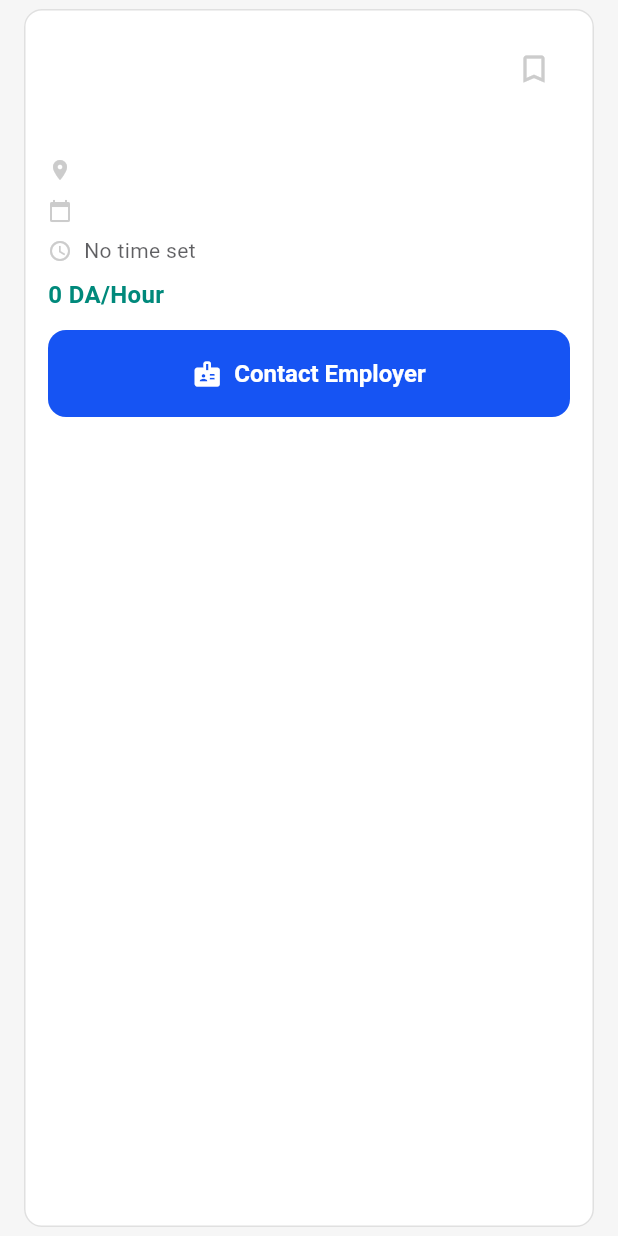
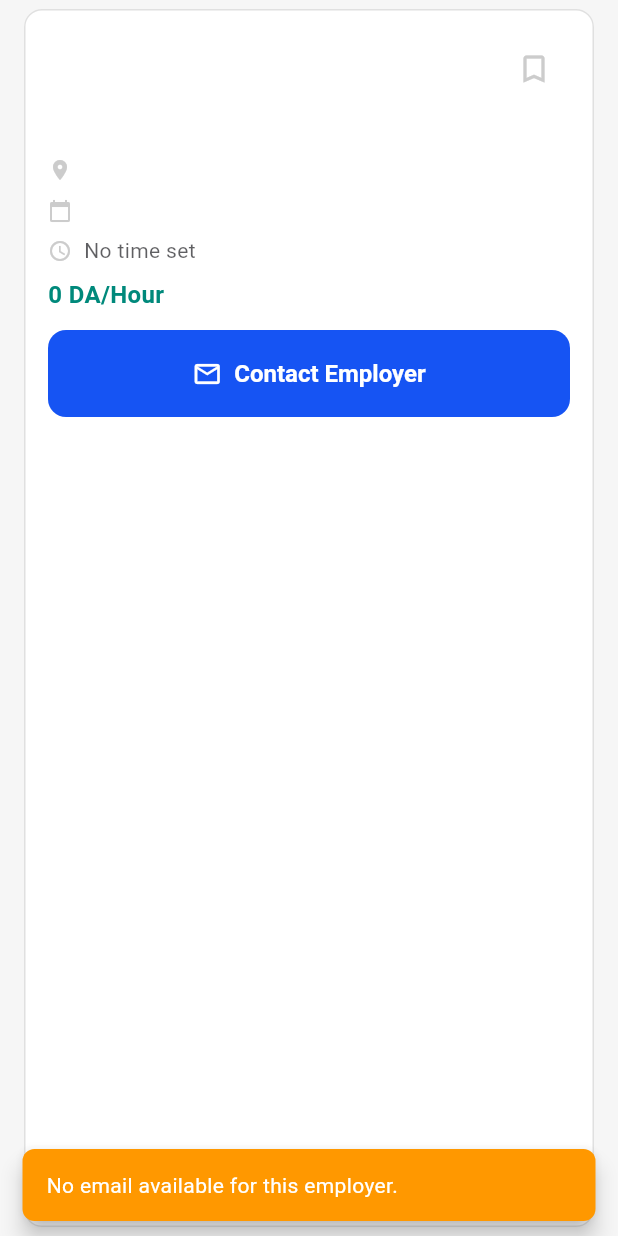
Before and after one commit to Mekbal-imad/test, a Flutter app: the JobFeedCard widget shown alone on an empty page, opened directly with empty values, after a tap on "Contact Employer", on a phone screen of 412 x 824 dp. Run offline on Flutter 3.47's test engine with Material 3 defaults, Android fonts, the phone set to English and light mode, and no system bars; our stand-ins replace dio, image_picker, open_file, permission_handler; accounts and stored records are empty; network calls fail.

Commit message:
add contacting with email

```diff
--- /dev/null
+++ b/frontend/lib/utils/email_helper.dart
@@ -0,0 +1,78 @@
+import 'package:url_launcher/url_launcher.dart';
+
+/// Result of attempting to contact employer via email
+enum EmailContactResult {
+  success,
+  noEmailProvided,
+  invalidEmailFormat,
+  noEmailAppInstalled,
+  unknownError,
+}
+
+class EmailHelper {
+  /// Attempts to open email app with pre-filled message
+  ///
+  /// Returns a [EmailContactResult] indicating what happened
+  static Future<EmailContactResult> contactEmployer({
+    required String? email,
+    String subject = 'Job Inquiry',
+    String body =
+        'Hello, I am interested in your job posting. Please provide more details.',
+  }) async {
+    // Check 1: No email provided
+    if (email == null || email.isEmpty) {
+      return EmailContactResult.noEmailProvided;
+    }
+
+    // Check 2: Invalid email format (basic validation)
+    if (!_isValidEmail(email)) {
+      return EmailContactResult.invalidEmailFormat;
+    }
+
+    final emailUrl = Uri.parse(
+      'mailto:$email?subject=${Uri.encodeComponent(subject)}&body=${Uri.encodeComponent(body)}',
+    );
+
+    // Check 3: Can the device handle this URL?
+    final canLaunch = await canLaunchUrl(emailUrl);
+    if (!canLaunch) {
+      return EmailContactResult.noEmailAppInstalled;
+    }
+
+    // Check 4: Try to launch
+    try {
+      final launched = await launchUrl(
+        emailUrl,
+        mode: LaunchMode.externalApplication,
+      );
+      return launched
+          ? EmailContactResult.success
+          : EmailContactResult.unknownError;
+    } catch (_) {
+      return EmailContactResult.unknownError;
+    }
+  }
+
+  /// Basic email format validation
+  static bool _isValidEmail(String email) {
+    // Simple regex: must have @ and . after @
+    final regex = RegExp(r'^[^@]+@[^@]+\.[^@]+');
+    return regex.hasMatch(email);
+  }
+
+  /// Returns user-friendly message for each result
+  static String getMessage(EmailContactResult result) {
+    switch (result) {
+      case EmailContactResult.success:
+        return ''; // No message needed
+      case EmailContactResult.noEmailProvided:
+        return 'No email available for this employer.';
+      case EmailContactResult.invalidEmailFormat:
+        return 'Invalid email format for this employer. Please contact them through other means.';
+      case EmailContactResult.noEmailAppInstalled:
+        return 'No email app found. Please install Gmail or another email app.';
+      case EmailContactResult.unknownError:
+        return 'Could not open email app. Please check your email settings.';
+    }
+  }
+}
--- a/frontend/lib/widgets/cards/job_feed_card.dart
+++ b/frontend/lib/widgets/cards/job_feed_card.dart
@@ -1,6 +1,7 @@
 import 'package:flutter/material.dart';
 import 'package:job_bit/models/job_model.dart';
 import 'package:job_bit/services/job_service.dart';
+import 'package:job_bit/utils/email_helper.dart';
 
 class JobFeedCard extends StatefulWidget {
   final Job job;
@@ -12,6 +13,21 @@ class JobFeedCard extends StatefulWidget {
 
 class _JobFeedCardState extends State<JobFeedCard> {
   final JobService _jobService = JobService();
+
+  // Helper: Choose SnackBar color based on error type
+  Color _getErrorColor(EmailContactResult result) {
+    switch (result) {
+      case EmailContactResult.noEmailProvided:
+        return Colors.orange; // Warning: no email
+      case EmailContactResult.invalidEmailFormat:
+        return Colors.orange; // Warning: bad format
+      case EmailContactResult.noEmailAppInstalled:
+        return Colors.blue; // Info: install app
+      case EmailContactResult.unknownError:
+      default:
+        return Colors.red; // Error: something went wrong
+    }
+  }
 
   Future<void> _toggleBookmark() async {
     final wasBookmarked = widget.job.isBookmarked;
@@ -99,10 +115,33 @@ class _JobFeedCardState extends State<JobFeedCard> {
               width: double.infinity,
               height: 58,
               child: ElevatedButton.icon(
-                onPressed: () {
-                  //TODO: navigate to contact screen
+                onPressed: () async {
+                  // Call the helper and get specific result
+                  final result = await EmailHelper.contactEmployer(
+                    email: widget.job.email, // Pass nullable email directly
+                    subject: 'Job Inquiry: ${widget.job.title}',
+                    body:
+                        'Hello,\n\nI am interested in your job posting: ${widget.job.title}.\n\nPlease provide more details.\n\nThank you!',
+                  );
+
+                  // Show appropriate message based on result
+                  if (result != EmailContactResult.success && mounted) {
+                    final message = EmailHelper.getMessage(result);
+
+                    // Choose color based on error type
+                    final color = _getErrorColor(result);
+
+                    ScaffoldMessenger.of(context).showSnackBar(
+                      SnackBar(
+                        content: Text(message),
+                        backgroundColor: color,
+                        behavior: SnackBarBehavior.floating,
+                        duration: const Duration(seconds: 4),
+                      ),
+                    );
+                  }
                 },
-                icon: const Icon(Icons.badge, size: 20),
+                icon: const Icon(Icons.email_outlined, size: 20),
                 label: const Text('Contact Employer'),
               ),
             ),
--- a/frontend/pubspec.yaml
+++ b/frontend/pubspec.yaml
@@ -43,6 +43,7 @@ dependencies:
   image_picker: ^1.2.1
   path_provider: ^2.1.5
   path: ^1.9.1
+  url_launcher: ^6.2.0
 
 dev_dependencies:
   flutter_test:
```
Also changed, not shown: frontend/lib/screens/job_details_screen.dart (+44 -32 lines), frontend/lib/models/user_model.dart (line endings or trailing spaces), frontend/pubspec.lock, 6 other files.
